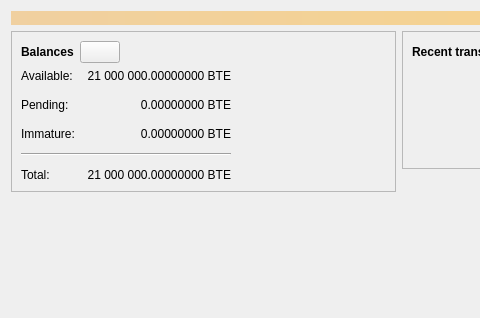
Old version of the form src/qt/forms/overviewpage.ui in the repository Bitwebisss/bitcoin; both pictures show x 0 to 480 and y 0 to 318 of the 798 by 318 pixel window.
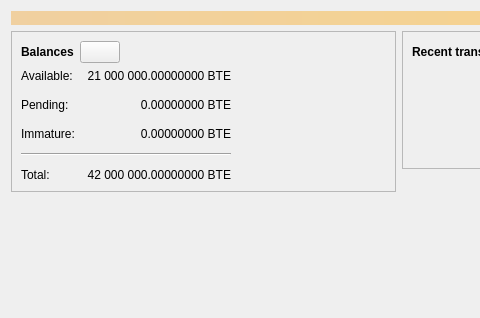
New version of the form. Icons and pictures are not drawn. Custom widgets are drawn as their Qt base class.

```diff
--- a/src/qt/forms/overviewpage.ui
+++ b/src/qt/forms/overviewpage.ui
@@ -192,7 +192,7 @@
                <string>Your current total balance</string>
               </property>
               <property name="text">
-               <string notr="true">21 000 000.00000000 BTE</string>
+               <string notr="true">42 000 000.00000000 BTE</string>
               </property>
               <property name="alignment">
                <set>Qt::AlignRight|Qt::AlignTrailing|Qt::AlignVCenter</set>
```
